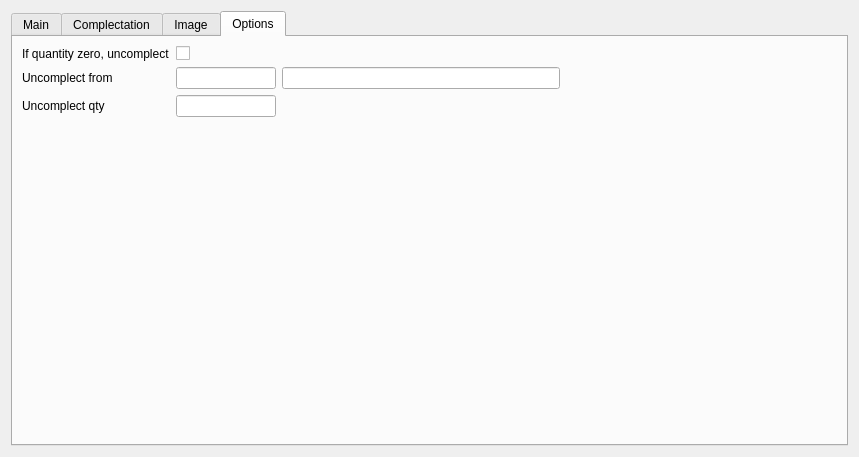
Before: the Qt Designer form Editors/ce5goods.ui in End1-1/Cafe5, drawn with Qt 5.
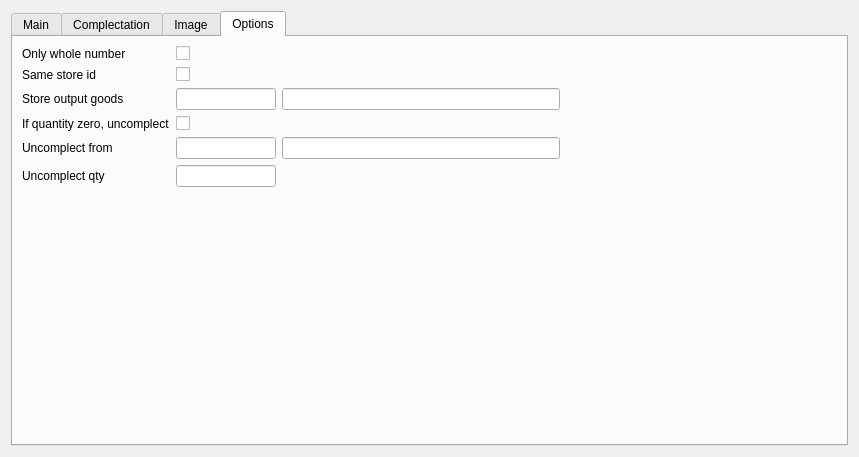
After: the same form once the commit is applied. The open tabs and pages were chosen to show the change. Icons and pictures are not drawn. Custom widgets are drawn as their Qt base class.

```diff
--- a/Editors/ce5goods.ui
+++ b/Editors/ce5goods.ui
@@ -7,7 +7,7 @@
     <x>0</x>
     <y>0</y>
     <width>848</width>
-    <height>443</height>
+    <height>445</height>
    </rect>
   </property>
   <property name="windowTitle">
@@ -1178,14 +1178,35 @@
        <string>Options</string>
       </attribute>
       <layout class="QGridLayout" name="gridLayout_3">
-       <item row="0" column="1">
-        <widget class="QCheckBox" name="chUncomplectIfZero">
+       <item row="5" column="0">
+        <widget class="QLabel" name="label_4">
+         <property name="text">
+          <string>Uncomplect qty</string>
+         </property>
+        </widget>
+       </item>
+       <item row="1" column="0">
+        <widget class="QLabel" name="label_5">
+         <property name="text">
+          <string>Same store id</string>
+         </property>
+        </widget>
+       </item>
+       <item row="1" column="1">
+        <widget class="C5CheckBox" name="chSameStoreId">
          <property name="text">
           <string/>
          </property>
         </widget>
        </item>
-       <item row="1" column="3">
+       <item row="4" column="0">
+        <widget class="QLabel" name="label_3">
+         <property name="text">
+          <string>Uncomplect from</string>
+         </property>
+        </widget>
+       </item>
+       <item row="4" column="3">
         <spacer name="horizontalSpacer">
          <property name="orientation">
           <enum>Qt::Horizontal</enum>
@@ -1198,33 +1219,7 @@
          </property>
         </spacer>
        </item>
-       <item row="0" column="0">
-        <widget class="QLabel" name="label_2">
-         <property name="text">
-          <string>If quantity zero, uncomplect</string>
-         </property>
-        </widget>
-       </item>
-       <item row="1" column="2">
-        <widget class="C5LineEditWithSelector" name="leUncomplectGoodsName"/>
-       </item>
-       <item row="1" column="1">
-        <widget class="C5LineEditWithSelector" name="leUncomplectGoods">
-         <property name="minimumSize">
-          <size>
-           <width>0</width>
-           <height>0</height>
-          </size>
-         </property>
-         <property name="maximumSize">
-          <size>
-           <width>100</width>
-           <height>16777215</height>
-          </size>
-         </property>
-        </widget>
-       </item>
-       <item row="3" column="1">
+       <item row="6" column="1">
         <spacer name="verticalSpacer">
          <property name="orientation">
           <enum>Qt::Vertical</enum>
@@ -1237,21 +1232,53 @@
          </property>
         </spacer>
        </item>
-       <item row="1" column="0">
-        <widget class="QLabel" name="label_3">
-         <property name="text">
-          <string>Uncomplect from</string>
-         </property>
-        </widget>
-       </item>
-       <item row="2" column="0">
-        <widget class="QLabel" name="label_4">
-         <property name="text">
-          <string>Uncomplect qty</string>
-         </property>
-        </widget>
-       </item>
        <item row="2" column="1">
+        <widget class="C5LineEditWithSelector" name="leStoreId">
+         <property name="maximumSize">
+          <size>
+           <width>100</width>
+           <height>16777215</height>
+          </size>
+         </property>
+         <property name="Field" stdset="0">
+          <string>f_storeid</string>
+         </property>
+         <property name="Type" stdset="0">
+          <number>1</number>
+         </property>
+        </widget>
+       </item>
+       <item row="3" column="1">
+        <widget class="C5CheckBox" name="chUncomplectIfZero">
+         <property name="text">
+          <string/>
+         </property>
+        </widget>
+       </item>
+       <item row="2" column="0">
+        <widget class="QLabel" name="label_6">
+         <property name="text">
+          <string>Store output goods</string>
+         </property>
+        </widget>
+       </item>
+       <item row="4" column="1">
+        <widget class="C5LineEditWithSelector" name="leUncomplectGoods">
+         <property name="minimumSize">
+          <size>
+           <width>0</width>
+           <height>0</height>
+          </size>
+         </property>
+         <property name="maximumSize">
+          <size>
+           <width>100</width>
+           <height>16777215</height>
+          </size>
+         </property>
+        </widget>
+       </item>
+       <item row="5" column="1">
         <widget class="C5LineEdit" name="leUncomplectGoodsQty">
          <property name="minimumSize">
           <size>
@@ -1267,6 +1294,43 @@
          </property>
         </widget>
        </item>
+       <item row="2" column="2">
+        <widget class="C5LineEditWithSelector" name="leStoreIdName">
+         <property name="readOnly">
+          <bool>true</bool>
+         </property>
+        </widget>
+       </item>
+       <item row="3" column="0">
+        <widget class="QLabel" name="label_2">
+         <property name="text">
+          <string>If quantity zero, uncomplect</string>
+         </property>
+        </widget>
+       </item>
+       <item row="4" column="2">
+        <widget class="C5LineEditWithSelector" name="leUncomplectGoodsName"/>
+       </item>
+       <item row="0" column="0">
+        <widget class="QLabel" name="label_7">
+         <property name="text">
+          <string>Only whole number</string>
+         </property>
+        </widget>
+       </item>
+       <item row="0" column="1">
+        <widget class="C5CheckBox" name="chOnlyWholeNumber">
+         <property name="text">
+          <string/>
+         </property>
+         <property name="Field" stdset="0">
+          <string>f_wholenumber</string>
+         </property>
+         <property name="Default" stdset="0">
+          <number>0</number>
+         </property>
+        </widget>
+       </item>
       </layout>
      </widget>
     </widget>
```
